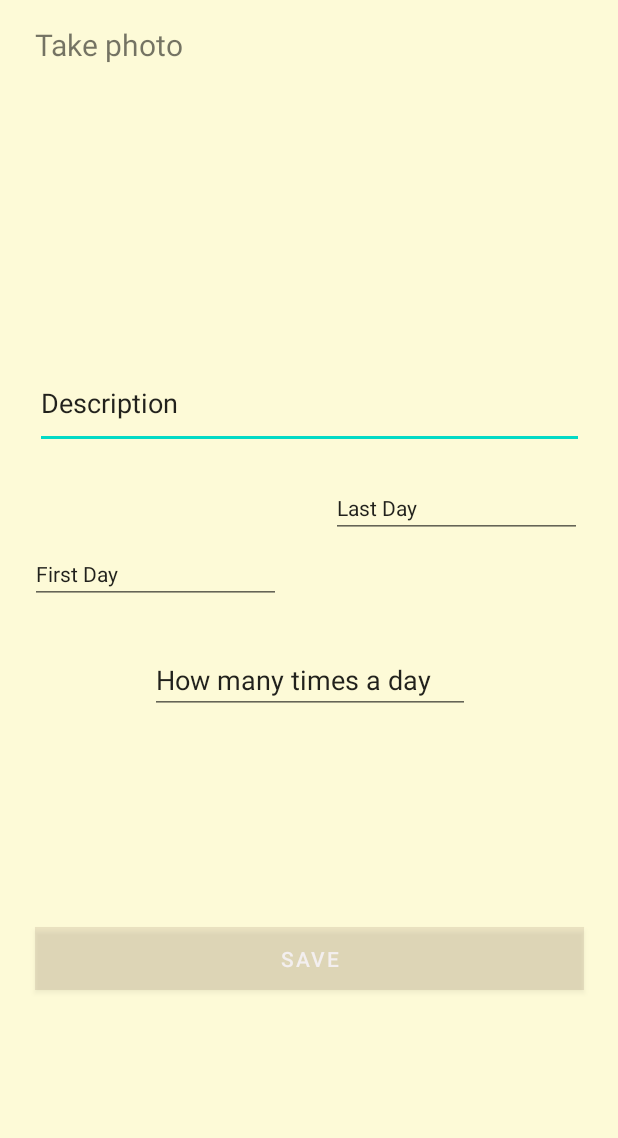
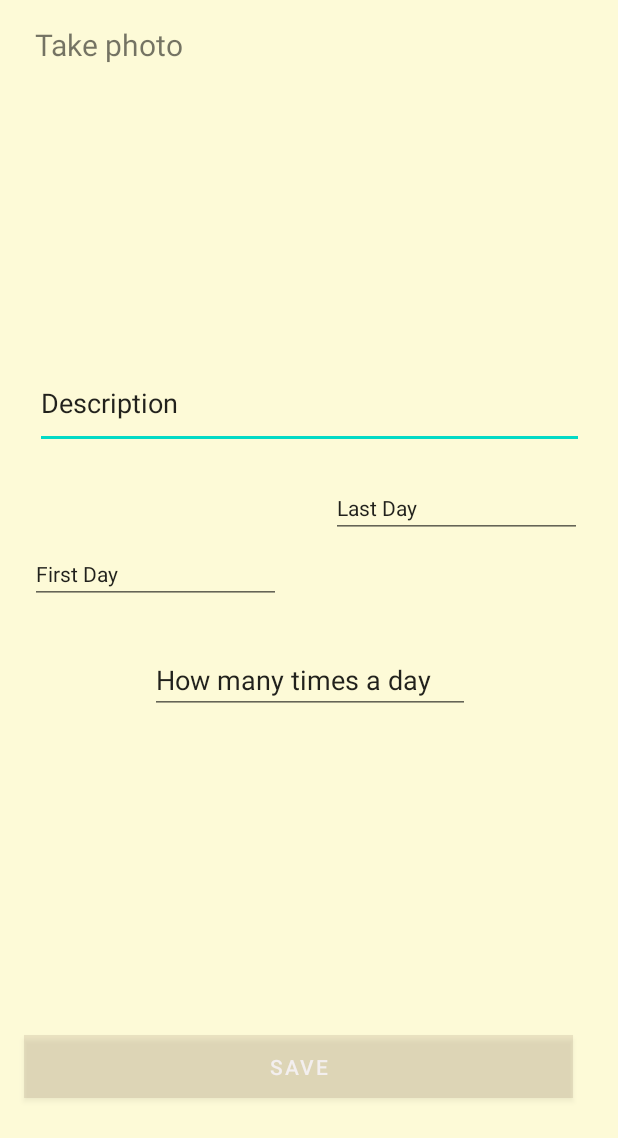
Before and after one commit to Amaar-Shaher/eilaji, an Android app: the layout fragment_add.xml on its own in the app's theme, with its tools: preview values and no code run, on a phone screen of 412 x 824 dp. Shown: the top 1138 px of the screen. Run offline under Robolectric (Android 15) with nearby library versions, the phone set to English and light mode, and no system bars.

Commit message:
creat add fragment with view model

```diff
--- a/app/build.gradle
+++ b/app/build.gradle
@@ -66,6 +66,7 @@ dependencies {
     implementation 'androidx.navigation:navigation-runtime-ktx:2.3.5'
     implementation 'androidx.navigation:navigation-fragment-ktx:2.3.5'
     implementation 'com.google.firebase:firebase-firestore:24.0.0'
+    implementation 'com.android.support:support-v4:28.0.0'
     testImplementation 'junit:junit:4.+'
     androidTestImplementation 'androidx.test.ext:junit:1.1.3'
     androidTestImplementation 'androidx.test.espresso:espresso-core:3.4.0'
@@ -82,4 +83,7 @@ dependencies {
     implementation "androidx.navigation:navigation-fragment:2.4.0-alpha02"
     implementation "androidx.navigation:navigation-ui:2.4.0-alpha02"
     androidTestImplementation "androidx.navigation:navigation-testing:2.4.0-alpha02"
+
+
+
 }
--- a/app/src/main/res/layout/fragment_add.xml
+++ b/app/src/main/res/layout/fragment_add.xml
@@ -1,18 +1,25 @@
 <?xml version="1.0" encoding="utf-8"?>
-<FrameLayout xmlns:android="http://schemas.android.com/apk/res/android"
+<layout xmlns:android="http://schemas.android.com/apk/res/android"
     xmlns:app="http://schemas.android.com/apk/res-auto"
-    xmlns:tools="http://schemas.android.com/tools"
+    xmlns:tools="http://schemas.android.com/tools">
+
+    <data>
+        <variable
+            name="viewmodelvar"
+            type="com.amaar.eilaji.MyViewModel" />
+
+    </data>
+
+    <FrameLayout
         android:layout_width="match_parent"
         android:layout_height="match_parent"
         tools:context=".AddFragment">
+
 
         <androidx.constraintlayout.widget.ConstraintLayout
             android:layout_width="match_parent"
             android:layout_height="match_parent"
             android:background="@color/light_yello">
-
-
-    <!-- TODO: Update blank fragment layout -->
 
 
             <TextView
@@ -86,14 +93,16 @@
                 android:layout_height="42dp"
                 android:layout_marginStart="16dp"
                 android:layout_marginEnd="16dp"
-            android:layout_marginBottom="164dp"
+                android:layout_marginBottom="92dp"
 
                 android:background="@color/brun"
                 android:text="@string/save"
                 android:textColor="#F3EFEF"
                 app:layout_constraintBottom_toBottomOf="parent"
                 app:layout_constraintEnd_toEndOf="parent"
+                app:layout_constraintHorizontal_bias="0.0"
                 app:layout_constraintStart_toStartOf="parent" />
 
         </androidx.constraintlayout.widget.ConstraintLayout>
     </FrameLayout>
+</layout>
--- a/app/src/main/res/navigation/nav_graph.xml
+++ b/app/src/main/res/navigation/nav_graph.xml
@@ -18,7 +18,11 @@
         android:id="@+id/addFragment"
         android:name="com.amaar.eilaji.AddFragment"
         android:label="fragment_add"
-        tools:layout="@layout/fragment_add" />
+        tools:layout="@layout/fragment_add" >
+        <action
+            android:id="@+id/action_addFragment_to_homePageFragment"
+            app:destination="@id/homePageFragment" />
+    </fragment>
     <fragment
         android:id="@+id/logInFragment"
         android:name="com.amaar.eilaji.LogInFragment"
```
Also changed, not shown: app/src/main/java/com/amaar/eilaji/AddFragment.kt (+31 -31 lines), app/src/main/java/com/amaar/eilaji/HomePageFragment.kt (+0 -47 lines). Lines whose indentation alone changed are shown as unchanged.
